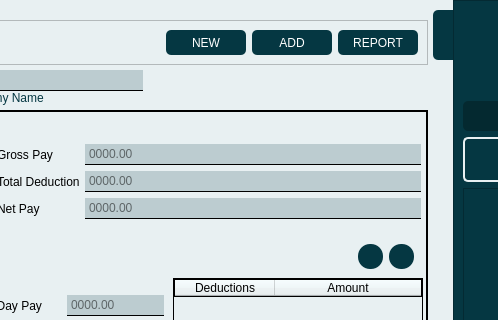
The window that mugna/assets/mainWindow.ui (chraem/Mugna) describes before a commit, drawn with Qt 5; both pictures show x 447 to 945 and y 0 to 320 of the 1166 by 566 pixel window.
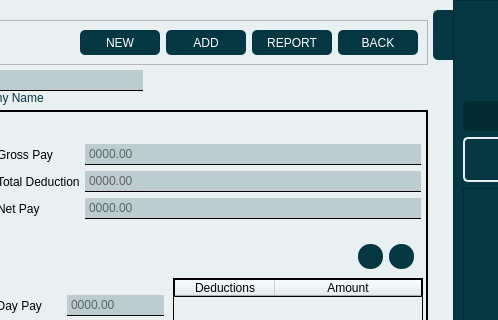
The same window after the commit. Icons and pictures are not drawn.

Commit message: feat: add a back button in report page, refactor: remove new button in report page

What changed in the file:
```diff
--- a/mugna/assets/mainWindow.ui
+++ b/mugna/assets/mainWindow.ui
@@ -229,6 +229,44 @@
             </property>
            </widget>
           </item>
+          <item>
+           <widget class="QPushButton" name="back_BTN">
+            <property name="sizePolicy">
+             <sizepolicy hsizetype="Minimum" vsizetype="Preferred">
+              <horstretch>0</horstretch>
+              <verstretch>0</verstretch>
+             </sizepolicy>
+            </property>
+            <property name="minimumSize">
+             <size>
+              <width>80</width>
+              <height>25</height>
+             </size>
+            </property>
+            <property name="cursor">
+             <cursorShape>PointingHandCursor</cursorShape>
+            </property>
+            <property name="styleSheet">
+             <string notr="true">QPushButton{
+	background-color: rgb(5, 55, 66);
+	border-radius: 5px;
+	color: rgb(255, 255, 255);
+	font: bold 12pt &quot;assets/font/monda.ttf&quot;;
+	padding: 2px;
+}
+
+QPushButton:hover{
+	background-color:rgb(57, 162, 219) ;
+}</string>
+            </property>
+            <property name="text">
+             <string>BACK</string>
+            </property>
+            <property name="flat">
+             <bool>true</bool>
+            </property>
+           </widget>
+          </item>
          </layout>
         </widget>
        </item>
```
The commit also changes 1 other file.
